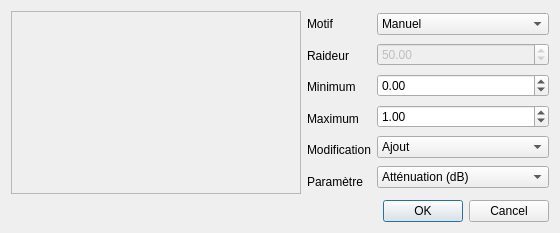
davy7125/polyphone, file trunk/tools/dialog_paramglobal.ui: the form before one commit.
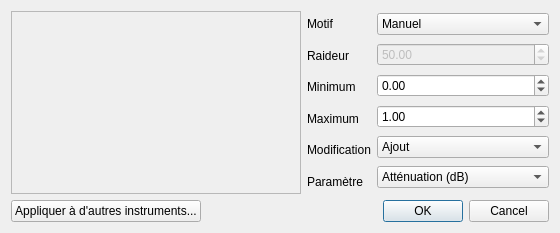
The form after the commit. Icons and pictures are not drawn. Custom widgets are drawn as their Qt base class.

Commit message: Version 0.4  - added synth features:  	- low pass filter  	- LFOs  	- tuning scale  - copy / paste buttons for modulators  - global setting for instruments and presets. Several / all instruments or presets may be chosen.  - automatic keyrange definition during the association of an instrument to a preset  - sample and instrument replacement in instrument / preset  - band-limited sinc interpolation for non-real time resampling

The edit to the form file:
```diff
--- a/trunk/tools/dialog_paramglobal.ui
+++ b/trunk/tools/dialog_paramglobal.ui
@@ -415,6 +415,28 @@
     </layout>
    </item>
    <item>
+    <layout class="QHBoxLayout" name="horizontalLayout_2">
+     <item>
+      <widget class="QPushButton" name="pushApplyToOthers">
+       <property name="text">
+        <string>Appliquer à d'autres instruments...</string>
+       </property>
+      </widget>
+     </item>
+     <item>
+      <spacer name="horizontalSpacer">
+       <property name="orientation">
+        <enum>Qt::Horizontal</enum>
+       </property>
+       <property name="sizeHint" stdset="0">
+        <size>
+         <width>40</width>
+         <height>20</height>
+        </size>
+       </property>
+      </spacer>
+     </item>
+     <item>
     <widget class="QDialogButtonBox" name="buttonBox">
      <property name="orientation">
       <enum>Qt::Horizontal</enum>
@@ -425,6 +447,8 @@
     </widget>
    </item>
   </layout>
+   </item>
+  </layout>
  </widget>
  <customwidgets>
   <customwidget>
```
Left out of the diff: 17 changed lines with no effect on the pictures. Lines whose indentation alone changed are shown as unchanged. The commit also changes 56 other files.
